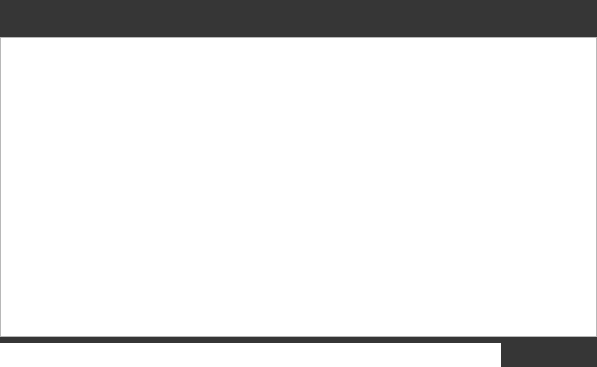
The window that client/gui/livejamming/app/conversationset.ui (sush/Live-Jamming) describes before a commit, drawn with Qt 5.
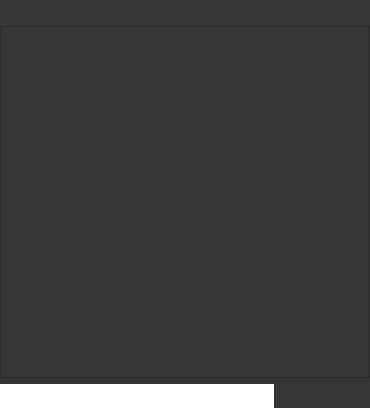
The same window after the commit. Icons and pictures are not drawn.

The edit to the form file:
```diff
--- a/client/gui/livejamming/app/conversationset.ui
+++ b/client/gui/livejamming/app/conversationset.ui
@@ -6,14 +6,20 @@
    <rect>
     <x>0</x>
     <y>0</y>
-    <width>597</width>
-    <height>367</height>
+    <width>370</width>
+    <height>408</height>
    </rect>
   </property>
+  <property name="sizePolicy">
+   <sizepolicy hsizetype="Expanding" vsizetype="Expanding">
+    <horstretch>0</horstretch>
+    <verstretch>0</verstretch>
+   </sizepolicy>
+  </property>
   <property name="maximumSize">
    <size>
-    <width>597</width>
-    <height>367</height>
+    <width>1234567</width>
+    <height>1234567</height>
    </size>
   </property>
   <property name="windowTitle">
@@ -24,32 +30,8 @@
 	background-color:#363636;
 }
 
-#ConversationSet QPushButton {
-background:url(:/images/btn_send.png) no-repeat transparent;
-padding: 5px;
-border:none;
-min-width: 80px;
-}
-#ConversationSet QPushButton:hover {
-background:url(:/images/btn_send_hover.png) no-repeat transparent;
-padding: 5px;
-border:none;
-min-width: 80px;
-}
-#ConversationSet QPushButton:pressed {
-background:url(:/images/btn_send.png) no-repeat transparent;
-padding: 5px;
-border:none;
-min-width: 80px;
-}
-#ConversationSet QTextEdit {
-	background:url(:/images/background_wide.png);
-}
-#ConversationSet QLineEdit {
-	background:url(:/images/send_box_search.png);
-	border:none;
-	color:white;
-}
+
+
 </string>
   </property>
   <layout class="QGridLayout" name="gridLayout">
@@ -74,14 +56,23 @@
    </item>
    <item row="1" column="0" colspan="2">
     <widget class="QTextEdit" name="display">
+     <property name="minimumSize">
+      <size>
+       <width>0</width>
+       <height>0</height>
+      </size>
+     </property>
      <property name="maximumSize">
       <size>
-       <width>597</width>
-       <height>300</height>
+       <width>12345678</width>
+       <height>12345678</height>
       </size>
      </property>
      <property name="styleSheet">
-      <string notr="true"/>
+      <string notr="true">#display{
+background-color:#363636;
+color:white;
+}</string>
      </property>
      <property name="undoRedoEnabled">
       <bool>false</bool>
@@ -94,7 +85,24 @@
    <item row="2" column="1">
     <widget class="QPushButton" name="send">
      <property name="styleSheet">
-      <string notr="true"/>
+      <string notr="true">#send {
+background:url(:/images/btn_send.png) no-repeat transparent;
+padding: 5px;
+border:none;
+min-width: 80px;
+}
+#send:hover {
+background:url(:/images/btn_send_hover.png) no-repeat transparent;
+padding: 5px;
+border:none;
+min-width: 80px;
+}
+#send:pressed {
+background:url(:/images/btn_send.png) no-repeat transparent;
+padding: 5px;
+border:none;
+min-width: 80px;
+}</string>
      </property>
      <property name="text">
       <string/>
@@ -109,6 +117,13 @@
        <height>24</height>
       </size>
      </property>
+     <property name="styleSheet">
+      <string notr="true">#input {
+	background:url(:/images/send_box_search.png);
+	border:none;
+	color:white;
+}</string>
+     </property>
     </widget>
    </item>
   </layout>
```
